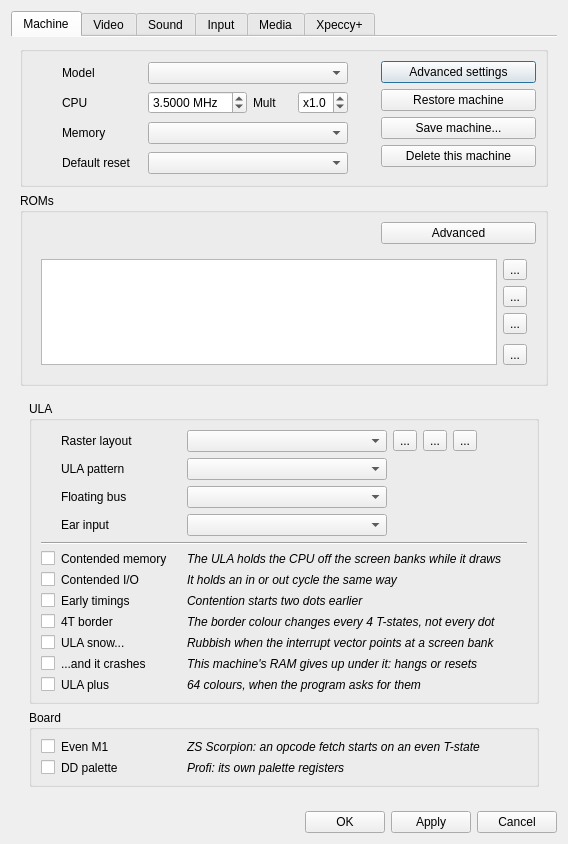
The window that ui/setupwin.ui (Volutar/xpeccy-plus) describes before a commit, drawn with Qt 5.
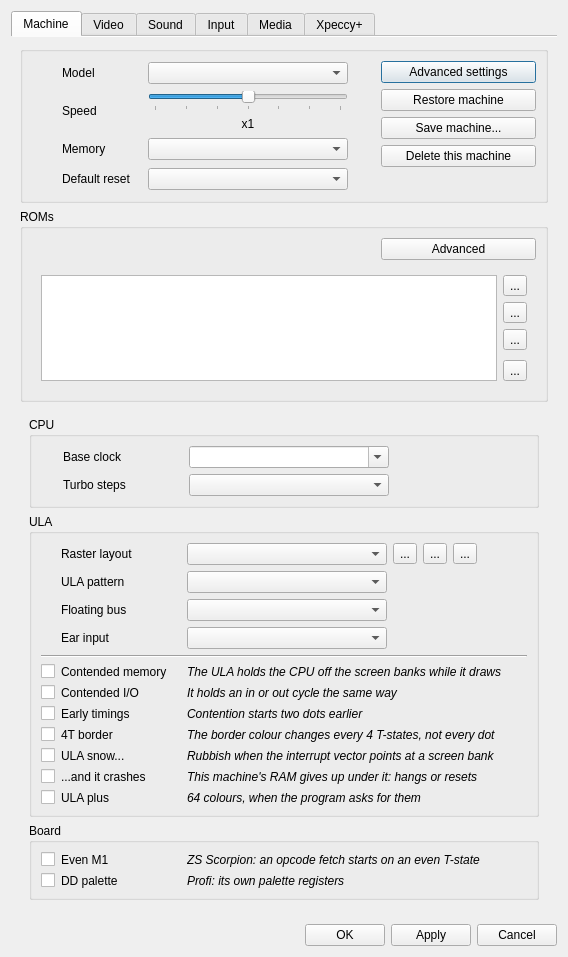
The same window after the commit. The open tabs and pages were chosen to show the change. Icons and pictures are not drawn. Custom widgets are drawn as their Qt base class.

Commit message:
cpu clock: one speed slider, and Alt+T switches the board's own turbo
The base clock sets the dot clock too, so changing it moved the frame rate:
it belongs to the machine and lives on Advanced settings now. Slow motion
shortens the sample period in emulated time rather than starving the pacer,
which is what keeps the sound ring fed. ZX Evo read its turbo bit from two
different places, and a write to either port flipped the clock.

```diff
--- a/ui/setupwin.ui
+++ b/ui/setupwin.ui
@@ -164,7 +164,7 @@
                   </size>
                  </property>
                  <property name="text">
-                  <string>CPU</string>
+                  <string>Speed</string>
                  </property>
                 </widget>
                </item>
@@ -182,7 +182,7 @@
                    <height>16777215</height>
                   </size>
                  </property>
-                 <layout class="QHBoxLayout" name="horizontalLayout_freq">
+                 <layout class="QVBoxLayout" name="horizontalLayout_freq">
                   <property name="leftMargin">
                    <number>0</number>
                   </property>
@@ -196,60 +196,39 @@
                    <number>0</number>
                   </property>
                   <item>
-                   <widget class="QDoubleSpinBox" name="sbFreq">
+                   <widget class="xSlider" name="sldSpeed">
                     <property name="toolTip">
-                     <string>Base clock of the machine. If the video runs off
-the same generator, it sets the frame rate too</string>
-                    </property>
-                    <property name="suffix">
-                     <string> MHz</string>
-                    </property>
-                    <property name="decimals">
-                     <number>4</number>
-                    </property>
-                    <property name="minimum">
-                     <double>0.500000000000000</double>
+                     <string>Left of x1 the whole emulation is slowed down and the
+frame rate drops. Right of it the CPU gets a multiplier
+and the frame rate stays where it was. Neither is saved</string>
                     </property>
                     <property name="maximum">
-                     <double>14.000000000000000</double>
+                     <number>6</number>
                     </property>
-                    <property name="singleStep">
-                     <double>0.010000000000000</double>
+                    <property name="pageStep">
+                     <number>1</number>
                     </property>
                     <property name="value">
-                     <double>3.500000000000000</double>
+                     <number>3</number>
+                    </property>
+                    <property name="orientation">
+                     <enum>Qt::Horizontal</enum>
+                    </property>
+                    <property name="tickPosition">
+                     <enum>QSlider::TicksBelow</enum>
+                    </property>
+                    <property name="tickInterval">
+                     <number>1</number>
                     </property>
                    </widget>
                   </item>
                   <item>
-                   <widget class="QLabel" name="labMult">
+                   <widget class="QLabel" name="labSpeed">
+                    <property name="alignment">
+                     <set>Qt::AlignHCenter|Qt::AlignVCenter</set>
+                    </property>
                     <property name="text">
-                     <string>Mult</string>
-                    </property>
-                   </widget>
-                  </item>
-                  <item>
-                   <widget class="QDoubleSpinBox" name="sbMult">
-                    <property name="toolTip">
-                     <string>Multiplier for the CPU clock</string>
-                    </property>
-                    <property name="prefix">
-                     <string>x</string>
-                    </property>
-                    <property name="decimals">
-                     <number>1</number>
-                    </property>
-                    <property name="minimum">
-                     <double>0.100000000000000</double>
-                    </property>
-                    <property name="maximum">
-                     <double>8.000000000000000</double>
-                    </property>
-                    <property name="singleStep">
-                     <double>0.100000000000000</double>
-                    </property>
-                    <property name="value">
-                     <double>1.000000000000000</double>
+                     <string>x1</string>
                     </property>
                    </widget>
                   </item>
@@ -711,6 +690,106 @@
          <item>
           <widget class="QWidget" name="advBox" native="true">
            <layout class="QVBoxLayout" name="verticalLayout_adv">
+            <item>
+             <widget class="QGroupBox" name="gbCpu">
+              <property name="title">
+               <string>CPU</string>
+              </property>
+              <layout class="QGridLayout" name="gridLayout_cpu" columnstretch="0,0,1" columnminimumwidth="22,120,0">
+               <item row="0" column="1">
+                <widget class="QLabel" name="nam_cpufrq">
+                 <property name="toolTip">
+                  <string>The crystal this board runs on. The dot clock comes
+off it as well, so changing it moves the frame rate too</string>
+                 </property>
+                 <property name="text">
+                  <string>Base clock</string>
+                 </property>
+                </widget>
+               </item>
+               <item row="0" column="2">
+                <layout class="QHBoxLayout" name="hl_cbCpuFrq">
+                 <item>
+                <widget class="QComboBox" name="cbCpuFrq">
+                 <property name="minimumSize">
+                  <size>
+                   <width>200</width>
+                   <height>0</height>
+                  </size>
+                 </property>
+                 <property name="editable">
+                  <bool>true</bool>
+                 </property>
+                 <property name="toolTip">
+                  <string>The crystal this board runs on. The dot clock comes
+off it as well, so changing it moves the frame rate too</string>
+                 </property>
+                </widget>
+                 </item>
+                 <item>
+                  <spacer name="sp_cbCpuFrq">
+                   <property name="orientation">
+                    <enum>Qt::Horizontal</enum>
+                   </property>
+                   <property name="sizeHint" stdset="0">
+                    <size>
+                     <width>10</width>
+                     <height>20</height>
+                    </size>
+                   </property>
+                  </spacer>
+                 </item>
+                </layout>
+               </item>
+               <item row="1" column="1">
+                <widget class="QLabel" name="nam_cputurbo">
+                 <property name="toolTip">
+                  <string>The turbo steps this board has, as multipliers of the
+base clock: 1,2 is a board that can do 3.5 and 7 MHz.
+Alt+T walks them. It describes the board - it does not
+give one a turbo it never had (use the slider for that)</string>
+                 </property>
+                 <property name="text">
+                  <string>Turbo steps</string>
+                 </property>
+                </widget>
+               </item>
+               <item row="1" column="2">
+                <layout class="QHBoxLayout" name="hl_leCpuTurbo">
+                 <item>
+                <widget class="QComboBox" name="cbCpuTurbo">
+                 <property name="minimumSize">
+                  <size>
+                   <width>200</width>
+                   <height>0</height>
+                  </size>
+                 </property>
+                 <property name="toolTip">
+                  <string>The turbo steps this board has, as multipliers of the
+base clock: 1,2 is a board that can do 3.5 and 7 MHz.
+Alt+T walks them. It describes the board - it does not
+give one a turbo it never had (use the slider for that)</string>
+                 </property>
+                </widget>
+                 </item>
+                 <item>
+                  <spacer name="sp_leCpuTurbo">
+                   <property name="orientation">
+                    <enum>Qt::Horizontal</enum>
+                   </property>
+                   <property name="sizeHint" stdset="0">
+                    <size>
+                     <width>10</width>
+                     <height>20</height>
+                    </size>
+                   </property>
+                  </spacer>
+                 </item>
+                </layout>
+               </item>
+              </layout>
+             </widget>
+            </item>
             <item>
              <widget class="QGroupBox" name="gbUla">
               <property name="title">
```
Left out of the diff: 43 changed lines with no effect on the pictures. The commit also changes 25 other files.
